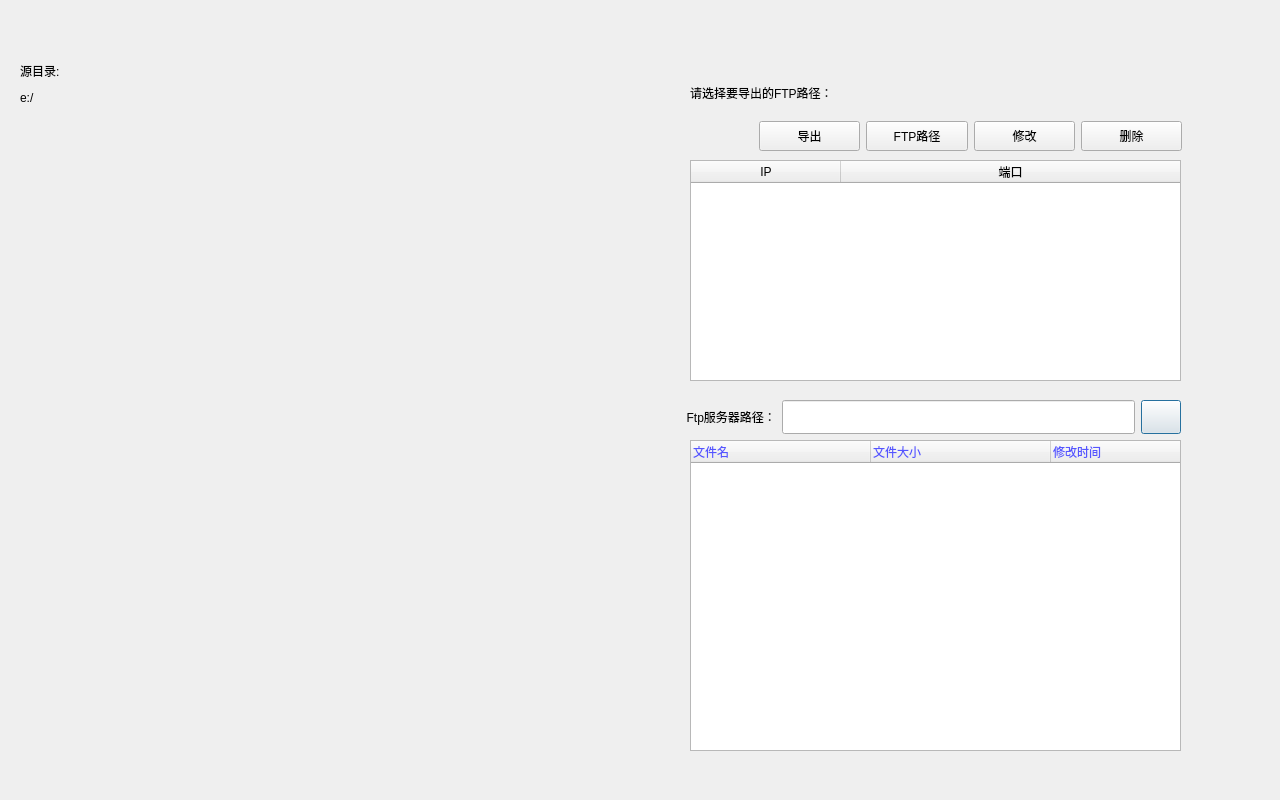
First picture: the form in FastVideoPro/FastVideov1/ftpdlg.ui, repository Sisec2016/TChallaOld2016, before the edit.
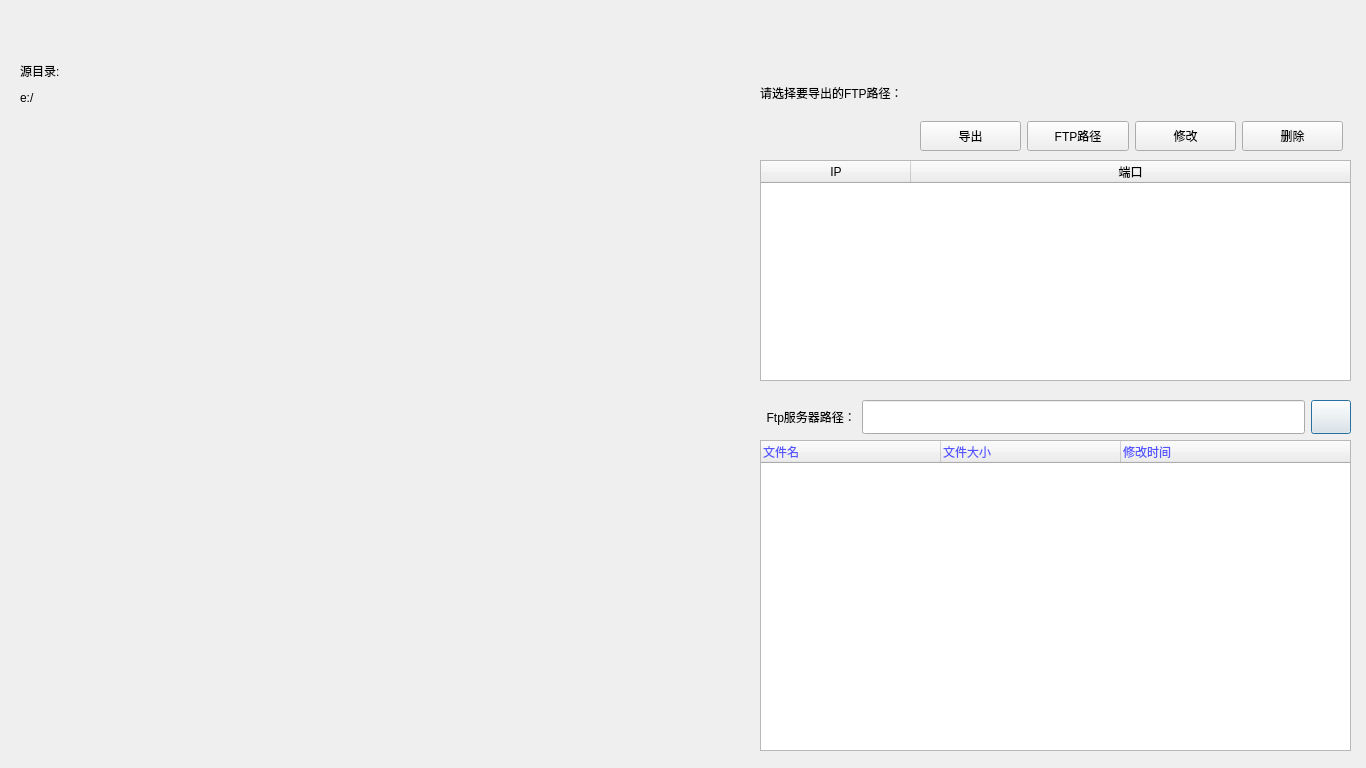
Second picture: the form after the edit. Icons and pictures are not drawn. Custom widgets are drawn as their Qt base class.

What changed in the file:
```diff
--- a/FastVideoPro/FastVideov1/ftpdlg.ui
+++ b/FastVideoPro/FastVideov1/ftpdlg.ui
@@ -6,8 +6,8 @@
    <rect>
     <x>0</x>
     <y>0</y>
-    <width>1280</width>
-    <height>800</height>
+    <width>1366</width>
+    <height>768</height>
    </rect>
   </property>
   <property name="minimumSize">
@@ -50,7 +50,7 @@
     <rect>
      <x>10</x>
      <y>110</y>
-     <width>651</width>
+     <width>731</width>
      <height>651</height>
     </rect>
    </property>
@@ -58,9 +58,9 @@
   <widget class="QTableWidget" name="FTPPath_tableWidget">
    <property name="geometry">
     <rect>
-     <x>690</x>
+     <x>760</x>
      <y>160</y>
-     <width>491</width>
+     <width>591</width>
      <height>221</height>
     </rect>
    </property>
@@ -93,7 +93,7 @@
   <widget class="QLabel" name="label">
    <property name="geometry">
     <rect>
-     <x>690</x>
+     <x>760</x>
      <y>80</y>
      <width>341</width>
      <height>25</height>
@@ -106,9 +106,9 @@
   <widget class="QTreeWidget" name="FTP_SERVER_DIR">
    <property name="geometry">
     <rect>
-     <x>690</x>
+     <x>760</x>
      <y>440</y>
-     <width>491</width>
+     <width>591</width>
      <height>311</height>
     </rect>
    </property>
@@ -339,9 +339,9 @@
   <widget class="QWidget" name="layoutWidget">
    <property name="geometry">
     <rect>
-     <x>680</x>
+     <x>760</x>
      <y>400</y>
-     <width>501</width>
+     <width>591</width>
      <height>34</height>
     </rect>
    </property>
@@ -399,7 +399,7 @@
   <widget class="QWidget" name="layoutWidget">
    <property name="geometry">
     <rect>
-     <x>759</x>
+     <x>920</x>
      <y>120</y>
      <width>423</width>
      <height>32</height>
```
